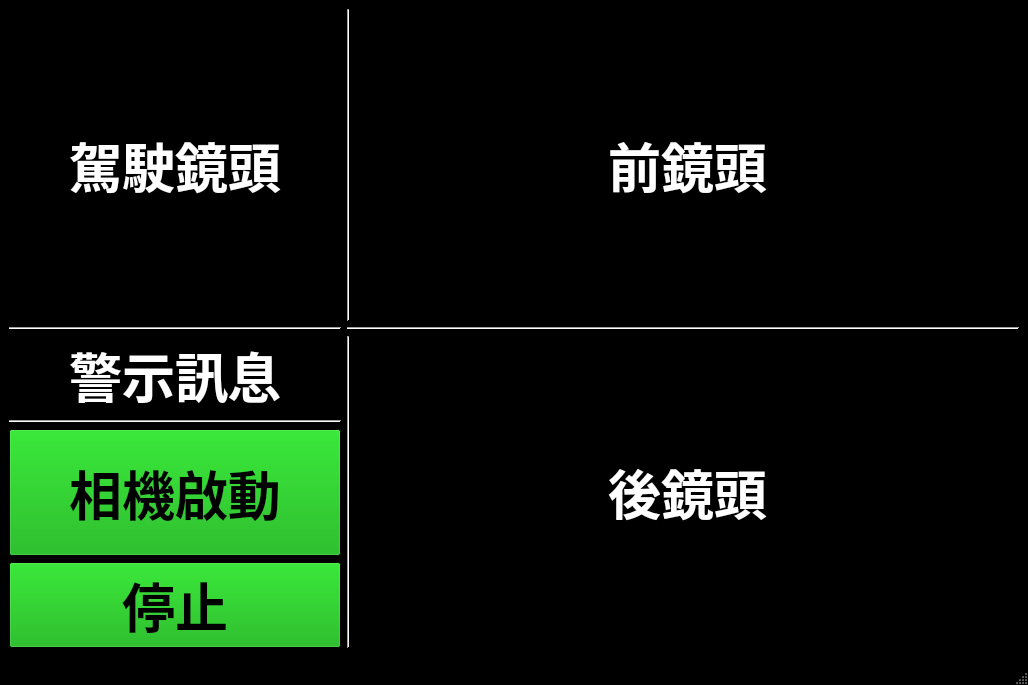
Before: the Qt Designer form ui/qtcart.ui in Marco-ardu/DetectScraw, drawn with Qt 5.
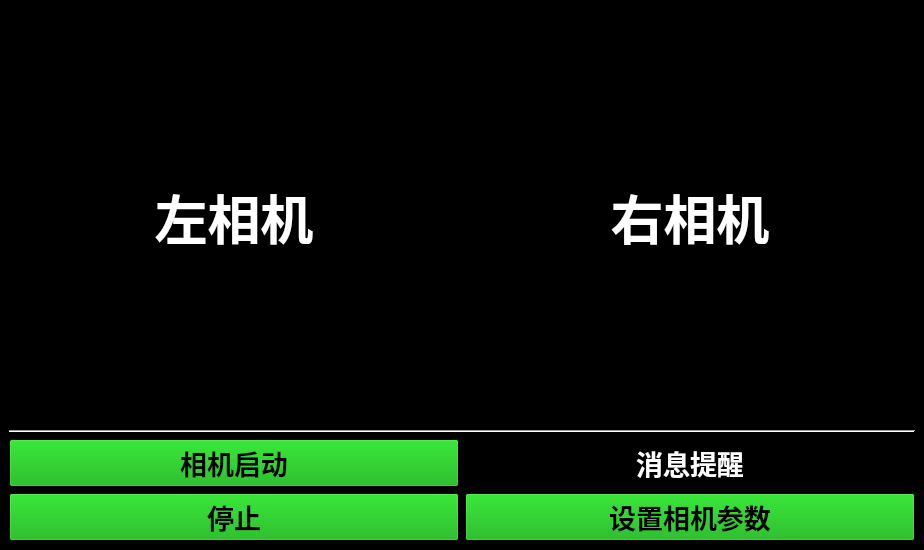
After: the same form once the commit is applied. Icons and pictures are not drawn.

Patch:
```diff
--- a/ui/qtcart.ui
+++ b/ui/qtcart.ui
@@ -6,8 +6,8 @@
    <rect>
     <x>0</x>
     <y>0</y>
-    <width>1028</width>
-    <height>685</height>
+    <width>924</width>
+    <height>550</height>
    </rect>
   </property>
   <property name="palette">
@@ -140,18 +140,26 @@
    <string>台塑堆高機AI安全警示系統</string>
   </property>
   <widget class="QWidget" name="centralwidget">
-   <layout class="QGridLayout" name="gridLayout">
-    <item row="0" column="1">
-     <widget class="Line" name="line_4">
-      <property name="orientation">
-       <enum>Qt::Vertical</enum>
-      </property>
-     </widget>
-    </item>
-    <item row="0" column="0">
-     <layout class="QVBoxLayout" name="verticalLayout_2">
+   <layout class="QVBoxLayout" name="verticalLayout" stretch="1,2,0">
+    <item>
+     <layout class="QHBoxLayout" name="horizontalLayout_2">
       <item>
-       <widget class="QLabel" name="LabelDriver">
+       <widget class="QLabel" name="LabelFront">
+        <property name="enabled">
+         <bool>true</bool>
+        </property>
+        <property name="sizePolicy">
+         <sizepolicy hsizetype="Minimum" vsizetype="Minimum">
+          <horstretch>0</horstretch>
+          <verstretch>0</verstretch>
+         </sizepolicy>
+        </property>
+        <property name="minimumSize">
+         <size>
+          <width>0</width>
+          <height>0</height>
+         </size>
+        </property>
         <property name="font">
          <font>
           <family>微軟正黑體</family>
@@ -161,7 +169,31 @@
          </font>
         </property>
         <property name="text">
-         <string>駕駛鏡頭</string>
+         <string>左相机</string>
+        </property>
+        <property name="alignment">
+         <set>Qt::AlignCenter</set>
+        </property>
+       </widget>
+      </item>
+      <item>
+       <widget class="QLabel" name="LabelRear">
+        <property name="minimumSize">
+         <size>
+          <width>0</width>
+          <height>0</height>
+         </size>
+        </property>
+        <property name="font">
+         <font>
+          <family>微軟正黑體</family>
+          <pointsize>40</pointsize>
+          <weight>75</weight>
+          <bold>true</bold>
+         </font>
+        </property>
+        <property name="text">
+         <string>右相机</string>
         </property>
         <property name="alignment">
          <set>Qt::AlignCenter</set>
@@ -170,119 +202,20 @@
       </item>
      </layout>
     </item>
-    <item row="2" column="2" colspan="2">
-     <widget class="QLabel" name="LabelRear">
-      <property name="minimumSize">
-       <size>
-        <width>0</width>
-        <height>0</height>
-       </size>
-      </property>
-      <property name="font">
-       <font>
-        <family>微軟正黑體</family>
-        <pointsize>40</pointsize>
-        <weight>75</weight>
-        <bold>true</bold>
-       </font>
-      </property>
-      <property name="text">
-       <string>後鏡頭</string>
-      </property>
-      <property name="alignment">
-       <set>Qt::AlignCenter</set>
-      </property>
-     </widget>
-    </item>
-    <item row="2" column="1">
-     <widget class="Line" name="line">
-      <property name="orientation">
-       <enum>Qt::Vertical</enum>
-      </property>
-     </widget>
-    </item>
-    <item row="0" column="2" colspan="2">
-     <widget class="QLabel" name="LabelFront">
-      <property name="enabled">
-       <bool>true</bool>
-      </property>
-      <property name="sizePolicy">
-       <sizepolicy hsizetype="Minimum" vsizetype="Minimum">
-        <horstretch>0</horstretch>
-        <verstretch>0</verstretch>
-       </sizepolicy>
-      </property>
-      <property name="minimumSize">
-       <size>
-        <width>0</width>
-        <height>0</height>
-       </size>
-      </property>
-      <property name="font">
-       <font>
-        <family>微軟正黑體</family>
-        <pointsize>40</pointsize>
-        <weight>75</weight>
-        <bold>true</bold>
-       </font>
-      </property>
-      <property name="text">
-       <string>前鏡頭</string>
-      </property>
-      <property name="alignment">
-       <set>Qt::AlignCenter</set>
-      </property>
-     </widget>
-    </item>
-    <item row="1" column="0">
+    <item>
      <widget class="Line" name="line_6">
       <property name="orientation">
        <enum>Qt::Horizontal</enum>
       </property>
      </widget>
     </item>
-    <item row="1" column="1" colspan="3">
-     <widget class="Line" name="line_2">
-      <property name="orientation">
-       <enum>Qt::Horizontal</enum>
-      </property>
-     </widget>
-    </item>
-    <item row="2" column="0">
-     <layout class="QVBoxLayout" name="verticalLayout">
-      <item>
-       <widget class="QLabel" name="labelMessage">
-        <property name="maximumSize">
-         <size>
-          <width>16777215</width>
-          <height>100</height>
-         </size>
-        </property>
-        <property name="font">
-         <font>
-          <family>微軟正黑體</family>
-          <pointsize>40</pointsize>
-          <weight>75</weight>
-          <bold>true</bold>
-         </font>
-        </property>
-        <property name="text">
-         <string>警示訊息</string>
-        </property>
-        <property name="alignment">
-         <set>Qt::AlignCenter</set>
-        </property>
-       </widget>
-      </item>
-      <item>
-       <widget class="Line" name="line_5">
-        <property name="orientation">
-         <enum>Qt::Horizontal</enum>
-        </property>
-       </widget>
-      </item>
-      <item>
+    <item>
+     <layout class="QGridLayout" name="gridLayout">
+      <item row="0" column="0">
        <widget class="QPushButton" name="btnStart">
+        <property name="enabled">
+         <bool>true</bool>
+        </property>
         <property name="sizePolicy">
          <sizepolicy hsizetype="Preferred" vsizetype="Preferred">
           <horstretch>0</horstretch>
@@ -292,17 +225,32 @@
         <property name="font">
          <font>
           <family>微軟正黑體</family>
-          <pointsize>40</pointsize>
+          <pointsize>20</pointsize>
           <weight>75</weight>
           <bold>true</bold>
          </font>
         </property>
         <property name="text">
-         <string>相機啟動</string>
+         <string>相机启动</string>
         </property>
        </widget>
       </item>
-      <item>
+      <item row="0" column="1">
+       <widget class="QLabel" name="labelMessage">
+        <property name="font">
+         <font>
+          <pointsize>20</pointsize>
+         </font>
+        </property>
+        <property name="text">
+         <string>消息提醒</string>
+        </property>
+        <property name="alignment">
+         <set>Qt::AlignCenter</set>
+        </property>
+       </widget>
+      </item>
+      <item row="1" column="0">
        <widget class="QPushButton" name="btnStop">
         <property name="sizePolicy">
          <sizepolicy hsizetype="Preferred" vsizetype="Preferred">
@@ -313,7 +261,7 @@
         <property name="font">
          <font>
           <family>微軟正黑體</family>
-          <pointsize>40</pointsize>
+          <pointsize>20</pointsize>
           <weight>75</weight>
           <bold>true</bold>
          </font>
@@ -323,21 +271,37 @@
         </property>
        </widget>
       </item>
+      <item row="1" column="1">
+       <widget class="QPushButton" name="btnSetRight">
+        <property name="enabled">
+         <bool>true</bool>
+        </property>
+        <property name="sizePolicy">
+         <sizepolicy hsizetype="Preferred" vsizetype="Preferred">
+          <horstretch>0</horstretch>
+          <verstretch>3</verstretch>
+         </sizepolicy>
+        </property>
+        <property name="font">
+         <font>
+          <family>微軟正黑體</family>
+          <pointsize>20</pointsize>
+          <weight>75</weight>
+          <bold>true</bold>
+         </font>
+        </property>
+        <property name="text">
+         <string>设置相机参数</string>
+        </property>
+        <property name="autoRepeatDelay">
+         <number>300</number>
+        </property>
+       </widget>
+      </item>
      </layout>
     </item>
    </layout>
   </widget>
-  <widget class="QMenuBar" name="menubar">
-   <property name="geometry">
-    <rect>
-     <x>0</x>
-     <y>0</y>
-     <width>1028</width>
-     <height>27</height>
-    </rect>
-   </property>
-  </widget>
-  <widget class="QStatusBar" name="statusbar"/>
   <action name="actionStart">
    <property name="icon">
     <iconset>
```
Left out of the diff: 11 changed lines with no effect on the pictures.
